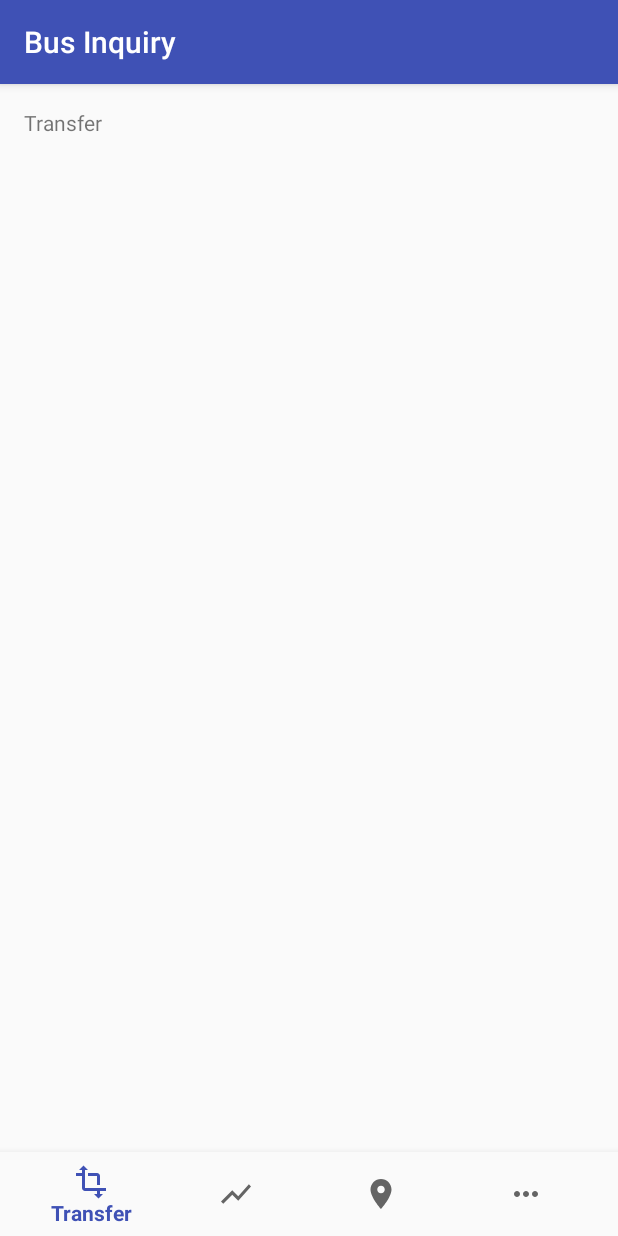
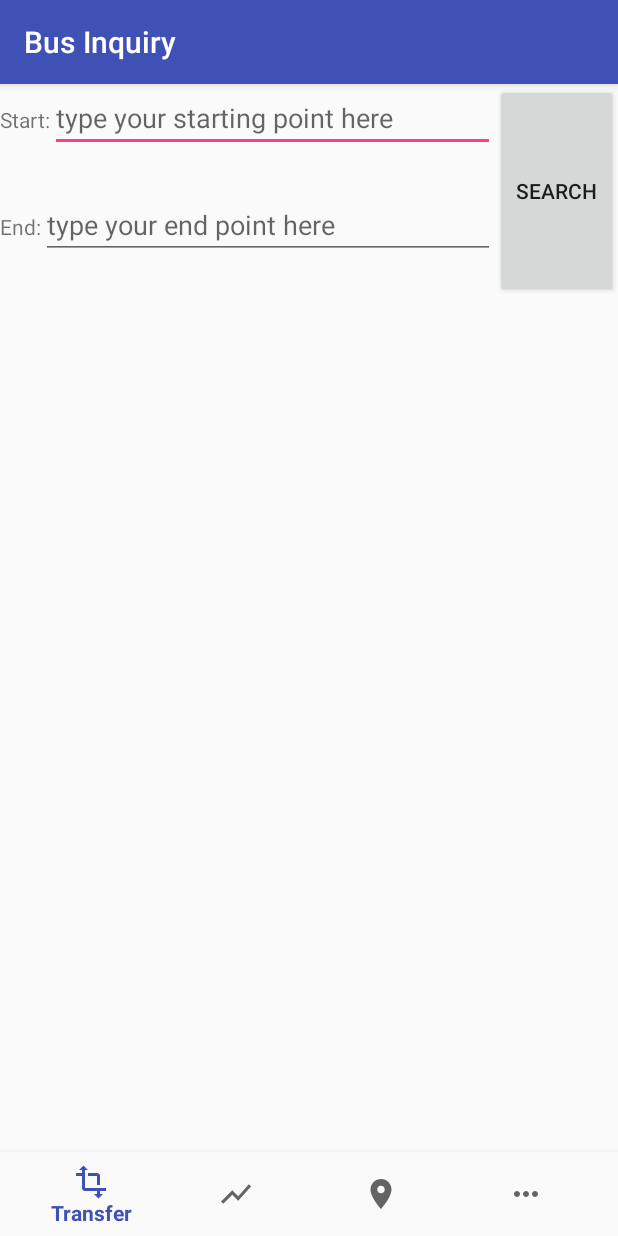
Before and after one commit to hunterMG/Bus-Inquiry, an Android app: the screen it shows after launch (MainActivity), on a phone screen of 412 x 824 dp. Run offline under Robolectric (Android 15) with nearby library versions, the phone set to English and light mode, and no system bars.

Commit message:
Fragmentlayout: Transfer, Route, Stop

```diff
--- a/Bus_Inquiry/app/build.gradle
+++ b/Bus_Inquiry/app/build.gradle
@@ -27,5 +27,7 @@ dependencies {
     compile 'com.android.support:appcompat-v7:25.3.1'
     compile 'com.android.support:design:25.3.1'
     compile 'com.android.support:support-vector-drawable:25.3.1'
+    compile 'com.android.support:support-v4:25.3.1'
+    compile 'com.android.support:recyclerview-v7:25.3.1'
     testCompile 'junit:junit:4.12'
 }
--- a/Bus_Inquiry/app/src/main/java/top/ygdays/bus_inquiry/MainActivity.java
+++ b/Bus_Inquiry/app/src/main/java/top/ygdays/bus_inquiry/MainActivity.java
@@ -1,15 +1,29 @@
 package top.ygdays.bus_inquiry;
 
+import android.net.Uri;
 import android.os.Bundle;
 import android.support.annotation.NonNull;
 import android.support.design.widget.BottomNavigationView;
+import android.support.v4.app.FragmentManager;
+import android.support.v4.app.FragmentTransaction;
 import android.support.v7.app.AppCompatActivity;
 import android.view.MenuItem;
+import android.widget.FrameLayout;
 import android.widget.TextView;
+import top.ygdays.bus_inquiry.fragment.RouteFragment;
+import top.ygdays.bus_inquiry.fragment.StopFragment;
+import top.ygdays.bus_inquiry.fragment.TransferFragment;
 
-public class MainActivity extends AppCompatActivity {
+public class MainActivity extends AppCompatActivity implements TransferFragment.OnFragmentInteractionListener,RouteFragment.OnFragmentInteractionListener,StopFragment.OnFragmentInteractionListener{
 
     private TextView mTextMessage;
+    private FrameLayout transferLayout;
+
+    private TransferFragment transferFragment;
+    private RouteFragment routeFragment;
+    private StopFragment stopFragment;
+
+    private FragmentManager fragmentManager;
 
     private BottomNavigationView.OnNavigationItemSelectedListener mOnNavigationItemSelectedListener
             = new BottomNavigationView.OnNavigationItemSelectedListener() {
@@ -18,16 +32,16 @@ public class MainActivity extends AppCompatActivity {
         public boolean onNavigationItemSelected(@NonNull MenuItem item) {
             switch (item.getItemId()) {
                 case R.id.navigation_transfer:
-                    mTextMessage.setText(R.string.title_transfer);
+                    setChoiceItem(0);
                     return true;
                 case R.id.navigation_route:
-                    mTextMessage.setText(R.string.title_route);
+                    setChoiceItem(1);
                     return true;
                 case R.id.navigation_stop:
-                    mTextMessage.setText(R.string.title_stop);
+                    setChoiceItem(2);
                     return true;
                 case R.id.navigation_more:
-                    mTextMessage.setText(R.string.title_more);
+                    setChoiceItem(3);
                     return true;
             }
             return false;
@@ -40,9 +54,67 @@ public class MainActivity extends AppCompatActivity {
         super.onCreate(savedInstanceState);
         setContentView(R.layout.activity_main);
 
-        mTextMessage = (TextView) findViewById(R.id.message);
+        fragmentManager = getSupportFragmentManager();
+        setChoiceItem(0);
+        //        mTextMessage = (TextView) findViewById(R.id.message);
         BottomNavigationView navigation = (BottomNavigationView) findViewById(R.id.navigation);
         navigation.setOnNavigationItemSelectedListener(mOnNavigationItemSelectedListener);
     }
 
+    @Override
+    public void onFragmentInteraction(Uri uri) {
+
+    }
+
+    private void hideFragment(FragmentTransaction fragmentTransaction){
+        if(transferFragment != null){
+            fragmentTransaction.hide(transferFragment);
+        }
+        if(routeFragment != null){
+            fragmentTransaction.hide(routeFragment);
+        }
+        if(stopFragment != null){
+            fragmentTransaction.hide(stopFragment);
+        }
+    }
+
+    private void setChoiceItem(int index){
+        FragmentTransaction fragmentTransaction = fragmentManager.beginTransaction();
+        hideFragment(fragmentTransaction);
+        switch (index){
+            case 0:
+                if(transferFragment == null){
+                    transferFragment = new TransferFragment();
+                    fragmentTransaction.add(R.id.content, transferFragment);
+                }else {
+                    fragmentTransaction.show(transferFragment);
+                }
+                break;
+            case 1:
+                if(routeFragment == null){
+                    routeFragment = new RouteFragment();
+                    fragmentTransaction.add(R.id.content, routeFragment);
+                }else {
+                    fragmentTransaction.show(routeFragment);
+                }
+                break;
+            case 2:
+                if(stopFragment == null){
+                    stopFragment = new StopFragment();
+                    fragmentTransaction.add(R.id.content, stopFragment);
+                }else {
+                    fragmentTransaction.show(stopFragment);
+                }
+                break;
+            case 3:
+                if(transferFragment == null){
+                    transferFragment = new TransferFragment();
+                    fragmentTransaction.add(R.id.content, transferFragment);
+                }else {
+                    fragmentTransaction.show(transferFragment);
+                }
+                break;
+        }
+        fragmentTransaction.commit();
+    }
 }
--- /dev/null
+++ b/Bus_Inquiry/app/src/main/java/top/ygdays/bus_inquiry/fragment/TransferFragment.java
@@ -0,0 +1,115 @@
+package top.ygdays.bus_inquiry.fragment;
+
+import android.content.Context;
+import android.net.Uri;
+import android.os.Bundle;
+import android.support.v4.app.Fragment;
+import android.view.LayoutInflater;
+import android.view.View;
+import android.view.ViewGroup;
+
+import android.widget.Button;
+import android.widget.EditText;
+import top.ygdays.bus_inquiry.R;
+
+/**
+ * A simple {@link Fragment} subclass.
+ * Activities that contain this fragment must implement the
+ * {@link TransferFragment.OnFragmentInteractionListener} interface
+ * to handle interaction events.
+ * Use the {@link TransferFragment#newInstance} factory method to
+ * create an instance of this fragment.
+ */
+public class TransferFragment extends Fragment {
+    // TODO: Rename parameter arguments, choose names that match
+    // the fragment initialization parameters, e.g. ARG_ITEM_NUMBER
+    private static final String ARG_PARAM1 = "param1";
+    private static final String ARG_PARAM2 = "param2";
+
+    private EditText et_start;
+    private EditText et_end;
+    private Button btn_search;
+
+    // TODO: Rename and change types of parameters
+    private String mParam1;
+    private String mParam2;
+
+    private OnFragmentInteractionListener mListener;
+
+    public TransferFragment() {
+        // Required empty public constructor
+    }
+
+    /**
+     * Use this factory method to create a new instance of
+     * this fragment using the provided parameters.
+     *
+     * @param param1 Parameter 1.
+     * @param param2 Parameter 2.
+     * @return A new instance of fragment TransferFragment.
+     */
+    // TODO: Rename and change types and number of parameters
+    public static TransferFragment newInstance(String param1, String param2) {
+        TransferFragment fragment = new TransferFragment();
+        Bundle args = new Bundle();
+        args.putString(ARG_PARAM1, param1);
+        args.putString(ARG_PARAM2, param2);
+        fragment.setArguments(args);
+        return fragment;
+    }
+
+    @Override
+    public void onCreate(Bundle savedInstanceState) {
+        super.onCreate(savedInstanceState);
+        if (getArguments() != null) {
+            mParam1 = getArguments().getString(ARG_PARAM1);
+            mParam2 = getArguments().getString(ARG_PARAM2);
+        }
+    }
+
+    @Override
+    public View onCreateView(LayoutInflater inflater, ViewGroup container,
+                             Bundle savedInstanceState) {
+        // Inflate the layout for this fragment
+        return inflater.inflate(R.layout.fragment_transfer, container, false);
+    }
+
+    // TODO: Rename method, update argument and hook method into UI event
+    public void onButtonPressed(Uri uri) {
+        if (mListener != null) {
+            mListener.onFragmentInteraction(uri);
+        }
+    }
+
+    @Override
+    public void onAttach(Context context) {
+        super.onAttach(context);
+        if (context instanceof OnFragmentInteractionListener) {
+            mListener = (OnFragmentInteractionListener) context;
+        } else {
+            throw new RuntimeException(context.toString()
+                    + " must implement OnFragmentInteractionListener");
+        }
+    }
+
+    @Override
+    public void onDetach() {
+        super.onDetach();
+        mListener = null;
+    }
+
+    /**
+     * This interface must be implemented by activities that contain this
+     * fragment to allow an interaction in this fragment to be communicated
+     * to the activity and potentially other fragments contained in that
+     * activity.
+     * <p>
+     * See the Android Training lesson <a href=
+     * "http://developer.android.com/training/basics/fragments/communicating.html"
+     * >Communicating with Other Fragments</a> for more information.
+     */
+    public interface OnFragmentInteractionListener {
+        // TODO: Update argument type and name
+        void onFragmentInteraction(Uri uri);
+    }
+}
--- a/Bus_Inquiry/app/src/main/res/layout/activity_main.xml
+++ b/Bus_Inquiry/app/src/main/res/layout/activity_main.xml
@@ -14,7 +14,7 @@
             android:layout_width="match_parent"
             android:layout_height="0dp"
             android:layout_weight="1">
-
+<!--
         <TextView
                 android:id="@+id/message"
                 android:layout_width="match_parent"
@@ -24,7 +24,7 @@
                 android:layout_marginRight="@dimen/activity_horizontal_margin"
                 android:layout_marginTop="@dimen/activity_vertical_margin"
                 android:text="@string/title_transfer"/>
-
+-->
     </FrameLayout>
 
     <android.support.design.widget.BottomNavigationView
--- /dev/null
+++ b/Bus_Inquiry/app/src/main/res/layout/fragment_transfer.xml
@@ -0,0 +1,61 @@
+<LinearLayout xmlns:android="http://schemas.android.com/apk/res/android"
+              xmlns:tools="http://schemas.android.com/tools"
+              android:layout_width="match_parent"
+              android:layout_height="match_parent"
+              tools:context="top.ygdays.bus_inquiry.fragment.TransferFragment" android:orientation="vertical">
+
+    <LinearLayout
+            android:orientation="horizontal"
+            android:layout_width="match_parent"
+            android:layout_height="match_parent"
+            android:layout_weight="4">
+
+        <LinearLayout
+                android:orientation="vertical"
+                android:layout_width="match_parent"
+                android:layout_height="match_parent"
+                android:layout_weight="1">
+
+            <LinearLayout
+                    android:orientation="horizontal"
+                    android:layout_width="match_parent"
+                    android:layout_height="match_parent"
+                    android:layout_weight="1">
+                <TextView
+                        android:layout_width="wrap_content"
+                        android:layout_height="wrap_content"
+                        android:text="@string/tv_start"/>
+                <EditText android:layout_width="match_parent" android:layout_height="wrap_content"
+                          android:hint="@string/et_start_hint"/>
+
+            </LinearLayout>
+            <LinearLayout
+                    android:orientation="horizontal"
+                    android:layout_width="match_parent"
+                    android:layout_height="match_parent"
+                    android:layout_weight="1">
+                <TextView
+                        android:layout_width="wrap_content"
+                        android:layout_height="wrap_content"
+                        android:text="@string/tv_end"/>
+                <EditText android:layout_width="match_parent" android:layout_height="wrap_content"
+                          android:hint="@string/et_end_hint"/>
+
+            </LinearLayout>
+
+        </LinearLayout>
+        <Button
+                android:text="@string/btn_search"
+                android:layout_width="match_parent"
+                android:layout_height="match_parent"
+                android:layout_weight="4"
+                android:id="@+id/search_button"/>
+
+    </LinearLayout>
+    <LinearLayout
+            android:layout_width="match_parent"
+            android:layout_height="match_parent"
+            android:layout_weight="1">
+
+    </LinearLayout>
+</LinearLayout>
--- a/Bus_Inquiry/app/src/main/res/values/dimens.xml
+++ b/Bus_Inquiry/app/src/main/res/values/dimens.xml
@@ -2,4 +2,5 @@
     <!-- Default screen margins, per the Android Design guidelines. -->
     <dimen name="activity_horizontal_margin">16dp</dimen>
     <dimen name="activity_vertical_margin">16dp</dimen>
+    <dimen name="text_margin">16dp</dimen>
 </resources>
--- a/Bus_Inquiry/app/src/main/res/values/strings.xml
+++ b/Bus_Inquiry/app/src/main/res/values/strings.xml
@@ -4,4 +4,15 @@
     <string name="title_route">Route</string>
     <string name="title_stop">Stop</string>
     <string name="title_more">More</string>
+
+    <!-- TODO: Remove or change this placeholder text -->
+    <string name="tv_start">Start:</string>
+    <string name="tv_end">End:</string>
+    <string name="btn_search">Search</string>
+    <string name="tv_route">Route:</string>
+    <string name="et_start_hint">type your starting point here</string>
+    <string name="et_end_hint">type your end point here</string>
+    <string name="et_route_hint">type route name here</string>
+    <string name="tv_stop">Stop:</string>
+    <string name="ev_stop_hint">type stop name here</string>
 </resources>
```
Also changed, not shown: Bus_Inquiry/app/src/main/java/top/ygdays/bus_inquiry/fragment/RouteFragment.java (added, +109 -0 lines), Bus_Inquiry/app/src/main/java/top/ygdays/bus_inquiry/fragment/StopFragment.java (added, +109 -0 lines), Bus_Inquiry/app/src/main/res/layout/fragment_route.xml (added, +51 -0 lines), Bus_Inquiry/app/src/main/res/layout/fragment_stop.xml (added, +50 -0 lines).
